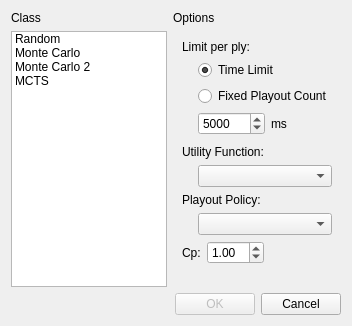
Above: Carcasum/gui/playerselector.ui from TripleWhy/Carcasum before the change. Below: the same form after it.
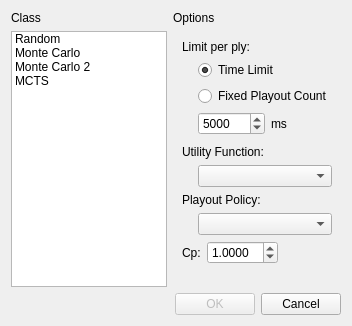
That is the form after the change.

Diff of the .ui file:
```diff
--- a/Carcasum/gui/playerselector.ui
+++ b/Carcasum/gui/playerselector.ui
@@ -90,6 +90,9 @@
          </item>
          <item>
           <widget class="QDoubleSpinBox" name="CpSpinBox">
+           <property name="decimals">
+            <number>4</number>
+           </property>
            <property name="maximum">
             <double>10.000000000000000</double>
            </property>
```
Left out of the diff: 3 changed lines with no effect on the pictures.
